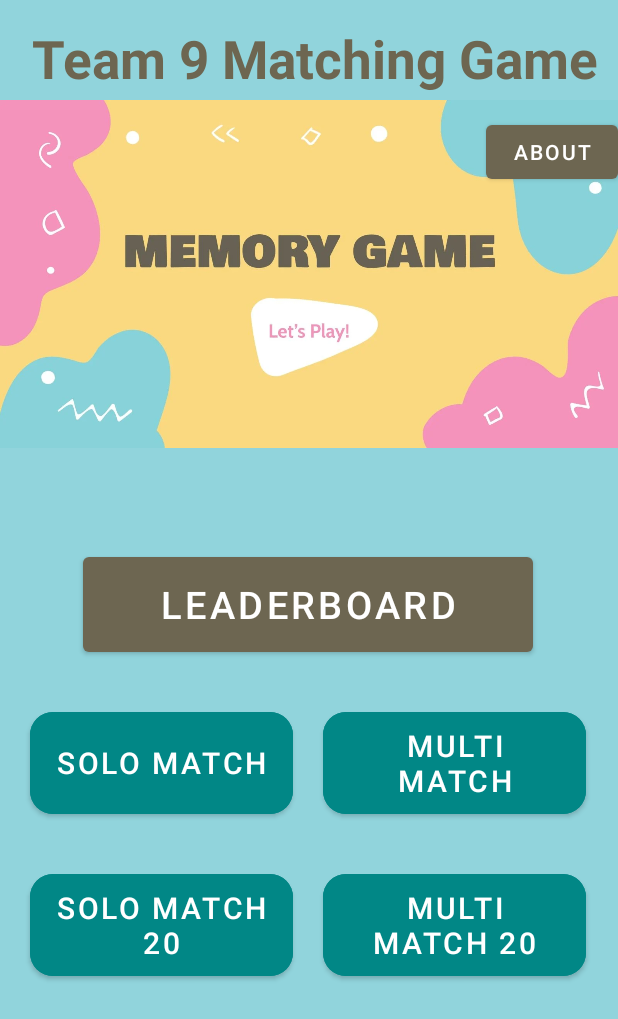
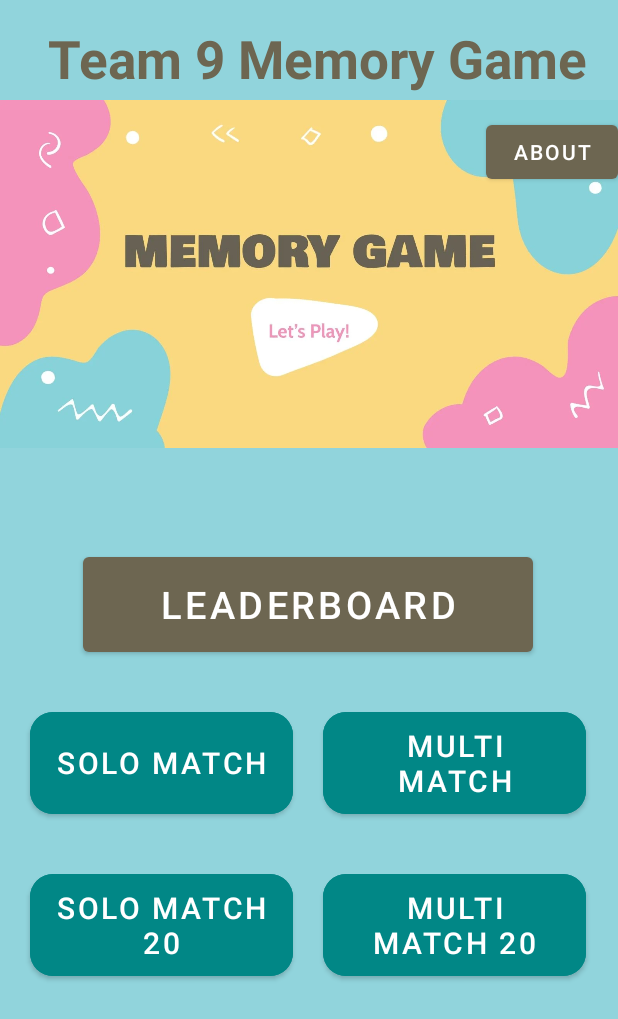
Before and after one commit to SGBenjamin/Team9PictureMatchCA, an Android app: the screen it shows after launch (MainActivity), on a phone screen of 412 x 824 dp. Shown: the top 1019 px of the screen. Run offline under Robolectric (Android 15) with nearby library versions, the phone set to English and light mode, and no system bars.

Commit message:
App Title Updated

```diff
--- a/app/src/main/res/values/strings.xml
+++ b/app/src/main/res/values/strings.xml
@@ -1,7 +1,7 @@
 <?xml version="1.0" encoding="utf-8"?>
 <resources>
     <string name="app_name">Team9PictureMatchCA</string>
-    <string name="App_title">Team 9 Matching Game</string>
+    <string name="App_title">Team 9 Memory Game</string>
 
     <string name="enterURLText">Please enter the website URL to select pictures.</string>
     <string name="url_placeholder">Enter URL here</string>
```
